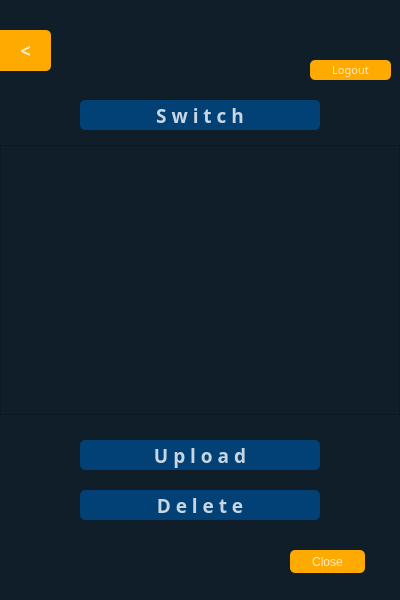
Qt form ui/dbupload.ui (cach007/face_findeer) before a commit.
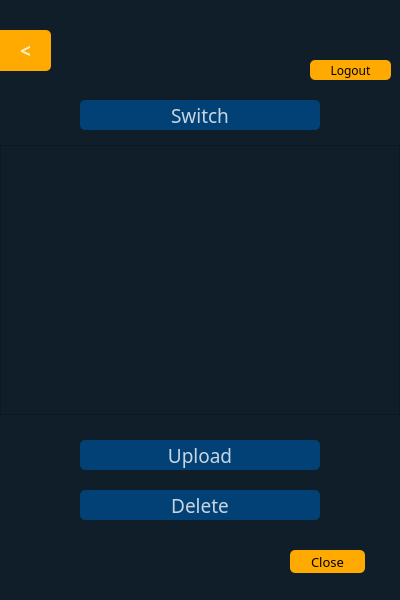
The same form after that commit. Icons and pictures are not drawn.

Patch:
```diff
--- a/ui/dbupload.ui
+++ b/ui/dbupload.ui
@@ -42,10 +42,10 @@
     </property>
     <property name="font">
      <font>
-      <family>Agency FB</family>
+      <family>Arial Rounded MT Bold</family>
       <pointsize>14</pointsize>
-      <weight>75</weight>
-      <bold>true</bold>
+      <weight>50</weight>
+      <bold>false</bold>
      </font>
     </property>
     <property name="styleSheet">
@@ -66,7 +66,7 @@
 </string>
     </property>
     <property name="text">
-     <string>U p l o a d</string>
+     <string>Upload</string>
     </property>
     <property name="icon">
      <iconset resource="../img/img.qrc">
@@ -91,7 +91,7 @@
     <property name="font">
      <font>
       <family>Arial Rounded MT Bold</family>
-      <pointsize>8</pointsize>
+      <pointsize>9</pointsize>
       <weight>50</weight>
       <bold>false</bold>
      </font>
@@ -99,7 +99,7 @@
     <property name="styleSheet">
      <string notr="true">QPushButton#pushButton_2{
 background-color:rgb(255, 170, 0);
-color:rgba(255, 255, 255, 200);
+	color: rgb(0, 0, 0);
 border-radius:5px;
 }
 QPushButton#pushButton_2:pressed{
@@ -125,10 +125,16 @@
       <height>23</height>
      </rect>
     </property>
+    <property name="font">
+     <font>
+      <family>Arial Rounded MT Bold</family>
+      <pointsize>10</pointsize>
+     </font>
+    </property>
     <property name="styleSheet">
      <string notr="true">QPushButton#pushButton_3{
 background-color:rgb(255, 170, 0);
-color:rgba(255, 255, 255, 200);
+	color: rgb(0, 0, 0);
 border-radius:5px;
 }
 QPushButton#pushButton_3:pressed{
@@ -186,10 +192,10 @@
     </property>
     <property name="font">
      <font>
-      <family>Agency FB</family>
+      <family>Arial Rounded MT Bold</family>
       <pointsize>14</pointsize>
-      <weight>75</weight>
-      <bold>true</bold>
+      <weight>50</weight>
+      <bold>false</bold>
      </font>
     </property>
     <property name="styleSheet">
@@ -210,7 +216,7 @@
 </string>
     </property>
     <property name="text">
-     <string>D e l e t e</string>
+     <string>Delete</string>
     </property>
     <property name="icon">
      <iconset resource="../img/img.qrc">
@@ -234,10 +240,10 @@
     </property>
     <property name="font">
      <font>
-      <family>Agency FB</family>
+      <family>Arial Rounded MT Bold</family>
       <pointsize>14</pointsize>
-      <weight>75</weight>
-      <bold>true</bold>
+      <weight>50</weight>
+      <bold>false</bold>
      </font>
     </property>
     <property name="styleSheet">
@@ -258,7 +264,7 @@
 </string>
     </property>
     <property name="text">
-     <string>S w i t c h</string>
+     <string>Switch</string>
     </property>
     <property name="icon">
      <iconset resource="../img/img.qrc">
```
